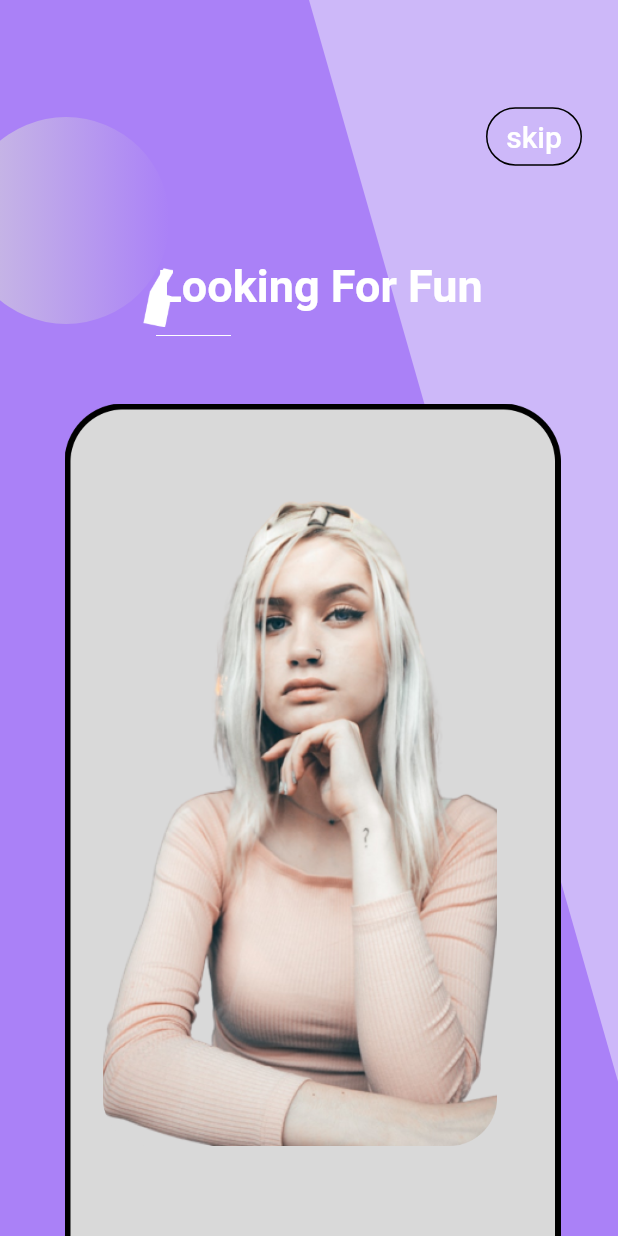
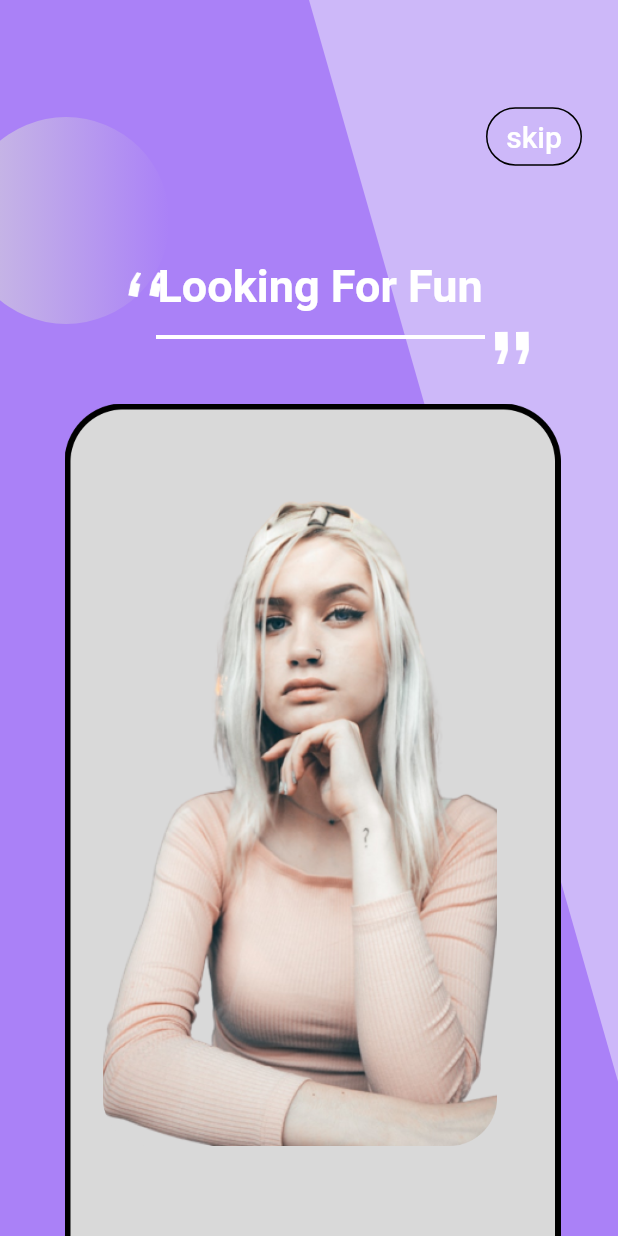
Before and after one commit to SAMUKI21/live_chat, a Flutter app: the screen it shows after launch, on a phone screen of 412 x 824 dp. Run offline on Flutter 3.47's test engine with Material 2 defaults, Android fonts, the phone set to English and light mode, and no system bars.

Commit message:
affter adding comas

```diff
--- a/lib/home.dart
+++ b/lib/home.dart
@@ -38,12 +38,42 @@ class Homescreen extends StatelessWidget {
               // right: 48,
               child: (Image.asset(
                 'assets/img4.png',
-                width: 40,
-                height: 40,
+                width: 8.81,
+                height: 23.04,
                 // height: 597,
                 // fit: BoxFit.cover,
               )),
             ),
+             // above coma 2
+            Positioned(
+              top: 178.12,
+              left: 99.15,
+              // right: 60,
+              // bottom:60 ,
+              // right: 48,
+              child: (Image.asset(
+                'assets/img4.png',
+                width: 8.81,
+                height: 23.04,
+                // height: 597,
+                // fit: BoxFit.cover,
+              )),
+            ),
+            //    Positioned(
+            //   top: 178.1,
+            //   left: 85.17,
+            //   // right: 60,
+            //   // bottom:60 ,
+            //   // right: 48,
+            //   child: (Image.asset(
+            //     'assets/img4.png',
+            //     width: 20,
+            //     height: 20,
+            //     // height: 597,
+            //     // fit: BoxFit.cover,
+            //   )),
+            // ),
+
 
             const Positioned(
                 top: 173,
@@ -65,13 +95,28 @@ class Homescreen extends StatelessWidget {
               // right: 48,
               child: (Image.asset(
                 'assets/img3.png',
-                width: 50,
-                // height: 597,
+                width: 219,
+
+                // fit: BoxFit.cover,
+              )
+              ),
+            ),
+            //  under coma
+            Positioned(
+              top: 220.15,
+              left: 330,
+              // right: 60,
+              // bottom:60 ,
+              // right: 48,
+              child: (Image.asset(
+                'assets/img5.png',
+                width: 8.81,
+                height:23.04,
                 // fit: BoxFit.cover,
               )),
             ),
-            //  under coma
-            Positioned(
+            // under coma 2
+                Positioned(
               top: 220,
               left: 344,
               // right: 60,
@@ -79,11 +124,12 @@ class Homescreen extends StatelessWidget {
               // right: 48,
               child: (Image.asset(
                 'assets/img5.png',
-                width: 219,
-                // height: 597,
+                width: 8.81,
+                height:23.04,
                 // fit: BoxFit.cover,
               )),
             ),
+
             //  button
             Positioned(
               top: 67,
```
Also changed, not shown: assets/img6.png (added).
